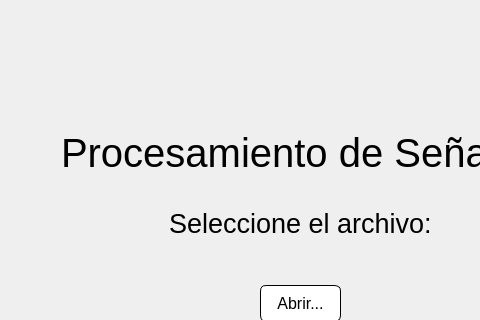
The window that archivosUI/elegirSenalVentana.ui (SofiaMarcano/TrabajoFinal) describes before a commit, drawn with Qt 5; both pictures show x 0 to 480 and y 0 to 320 of the 755 by 465 pixel window.
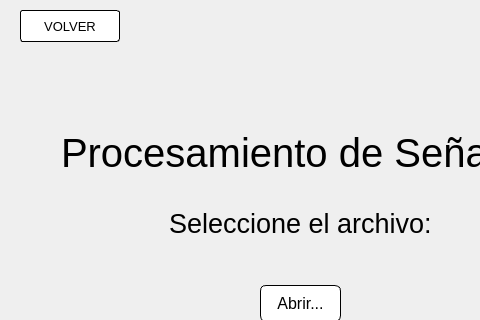
The same window after the commit. Icons and pictures are not drawn.

The edit to the form file:
```diff
--- a/archivosUI/elegirSenalVentana.ui
+++ b/archivosUI/elegirSenalVentana.ui
@@ -267,6 +267,47 @@
      </item>
     </layout>
    </widget>
+   <widget class="QPushButton" name="volverBoton">
+    <property name="geometry">
+     <rect>
+      <x>20</x>
+      <y>10</y>
+      <width>100</width>
+      <height>32</height>
+     </rect>
+    </property>
+    <property name="minimumSize">
+     <size>
+      <width>100</width>
+      <height>32</height>
+     </size>
+    </property>
+    <property name="styleSheet">
+     <string notr="true">QPushButton {
+    background-color: white;
+    color: black;
+    border: 1px solid black;
+    border-radius: 3px;
+    padding: 7px 10px;
+    font-size: 10pt;
+}
+
+QPushButton:hover {
+    background-color: #ecf0f1; 
+    border-color: #34495e;
+    color: #34495e;
+}
+
+QPushButton:pressed {
+    background-color: #bdc3c7; 
+    border-color: #2c3e50;
+    color: #2c3e50;
+}</string>
+    </property>
+    <property name="text">
+     <string>VOLVER</string>
+    </property>
+   </widget>
   </widget>
  </widget>
  <resources>
```
